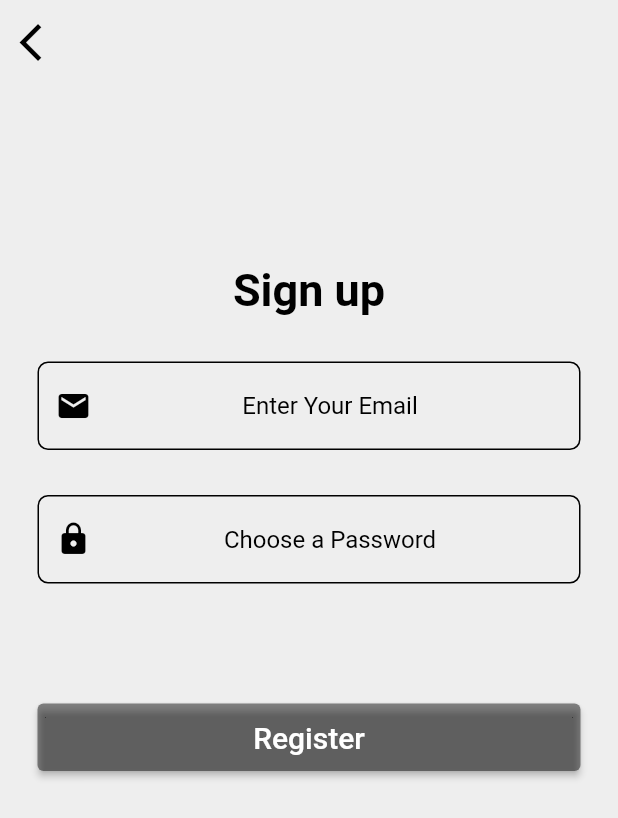
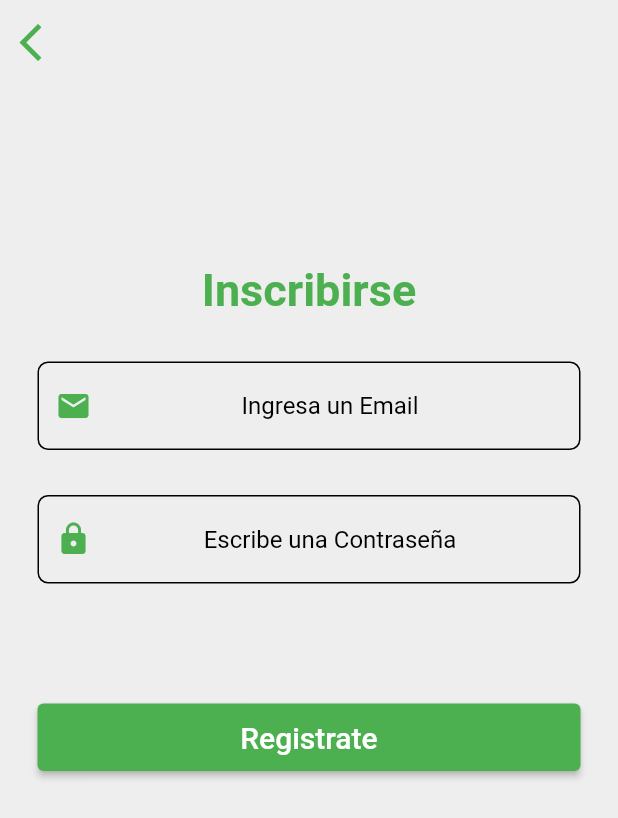
Before and after one commit to juank27/Agrsitore-Udec, a Flutter app: the SignupScreen screen opened directly, on a phone screen of 412 x 824 dp. Shown: the top 818 px of the screen. Run offline on Flutter 3.47's test engine with Material 2 defaults, Android fonts, the phone set to English and light mode, and no system bars; our stand-ins replace firebase_auth, firebase_core; accounts and stored records are empty.

Commit message:
modificaciones de color

```diff
--- a/agristore/lib/Component/button.dart
+++ b/agristore/lib/Component/button.dart
@@ -2,7 +2,7 @@ import 'package:flutter/material.dart';
 
 class LoginSignupButton extends StatelessWidget {
   final String title;
-  final dynamic  ontapp;
+  final dynamic ontapp;
 
   LoginSignupButton({required this.title, required this.ontapp});
 
@@ -13,8 +13,7 @@ class LoginSignupButton extends StatelessWidget {
       child: SizedBox(
         height: 45,
         child: ElevatedButton(
-          onPressed:
-            ontapp,
+          onPressed: ontapp,
           child: Padding(
             padding: const EdgeInsets.all(8.0),
             child: Text(
@@ -23,7 +22,7 @@ class LoginSignupButton extends StatelessWidget {
             ),
           ),
           style: ButtonStyle(
-            backgroundColor: MaterialStateProperty.all(Colors.black45),
+            backgroundColor: MaterialStateProperty.all(Colors.green),
           ),
         ),
       ),
--- a/agristore/lib/Screens/Login_Screen.dart
+++ b/agristore/lib/Screens/Login_Screen.dart
@@ -42,10 +42,10 @@ class _LoginScreenState extends State<LoginScreen> {
                           mainAxisAlignment: MainAxisAlignment.center,
                           children: [
                             Text(
-                              "Sign In",
+                              "Bienvenido a AgriStore",
                               style: TextStyle(
                                   fontSize: 50,
-                                  color: Colors.black,
+                                  color: Colors.green,
                                   fontWeight: FontWeight.bold),
                             ),
                             SizedBox(height: 30),
@@ -56,7 +56,7 @@ class _LoginScreenState extends State<LoginScreen> {
                               },
                               validator: (value) {
                                 if (value!.isEmpty) {
-                                  return "Please enter Email";
+                                  return "Porfavor ingresa el Email";
                                 }
                               },
                               textAlign: TextAlign.center,
@@ -64,7 +64,7 @@ class _LoginScreenState extends State<LoginScreen> {
                                 hintText: 'Email',
                                 prefixIcon: Icon(
                                   Icons.email,
-                                  color: Colors.black,
+                                  color: Colors.green,
                                 ),
                               ),
                             ),
@@ -73,7 +73,7 @@ class _LoginScreenState extends State<LoginScreen> {
                               obscureText: true,
                               validator: (value) {
                                 if (value!.isEmpty) {
-                                  return "Please enter Password";
+                                  return "Porfavor ingresa la Contraseña";
                                 }
                               },
                               onChanged: (value) {
@@ -84,12 +84,12 @@ class _LoginScreenState extends State<LoginScreen> {
                                   hintText: 'Password',
                                   prefixIcon: Icon(
                                     Icons.lock,
-                                    color: Colors.black,
+                                    color: Colors.green,
                                   )),
                             ),
                             SizedBox(height: 80),
                             LoginSignupButton(
-                              title: 'Login',
+                              title: 'Iniciar Sesión',
                               ontapp: () async {
                                 if (formkey.currentState!.validate()) {
                                   setState(() {
@@ -112,7 +112,7 @@ class _LoginScreenState extends State<LoginScreen> {
                                     showDialog(
                                       context: context,
                                       builder: (ctx) => AlertDialog(
-                                        title: Text("Ops! Login Failed"),
+                                        title: Text("Ops! Inicio Fallido"),
                                         content: Text('${e.message}'),
                                         actions: [
                                           TextButton(
@@ -144,7 +144,7 @@ class _LoginScreenState extends State<LoginScreen> {
                               child: Row(
                                 children: [
                                   Text(
-                                    "Don't have an Account ?",
+                                    "No tienes una cuenta ?",
                                     style: TextStyle(
                                         fontSize: 20, color: Colors.black87),
                                   ),
@@ -152,11 +152,11 @@ class _LoginScreenState extends State<LoginScreen> {
                                   Hero(
                                     tag: '1',
                                     child: Text(
-                                      'Sign up',
+                                      'Registrate',
                                       style: TextStyle(
                                           fontSize: 21,
                                           fontWeight: FontWeight.bold,
-                                          color: Colors.black),
+                                          color: Colors.green),
                                     ),
                                   )
                                 ],
--- a/agristore/lib/Screens/Register_Screen.dart
+++ b/agristore/lib/Screens/Register_Screen.dart
@@ -27,7 +27,7 @@ class _SignupScreenState extends State<SignupScreen> {
         leading: IconButton(
           icon: Icon(
             Icons.arrow_back_ios,
-            color: Colors.black,
+            color: Colors.green,
             size: 30,
           ),
           onPressed: () => Navigator.of(context).pop(),
@@ -56,10 +56,10 @@ class _SignupScreenState extends State<SignupScreen> {
                             Hero(
                               tag: '1',
                               child: Text(
-                                "Sign up",
+                                "Inscribirse",
                                 style: TextStyle(
                                     fontSize: 30,
-                                    color: Colors.black,
+                                    color: Colors.green,
                                     fontWeight: FontWeight.bold),
                               ),
                             ),
@@ -70,14 +70,14 @@ class _SignupScreenState extends State<SignupScreen> {
                                 email = value.toString().trim();
                               },
                               validator: (value) => (value!.isEmpty)
-                                  ? ' Please enter email'
+                                  ? ' Porfavor escribe un Email'
                                   : null,
                               textAlign: TextAlign.center,
                               decoration: kTextFieldDecoration.copyWith(
-                                hintText: 'Enter Your Email',
+                                hintText: 'Ingresa un Email',
                                 prefixIcon: Icon(
                                   Icons.email,
-                                  color: Colors.black,
+                                  color: Colors.green,
                                 ),
                               ),
                             ),
@@ -86,7 +86,7 @@ class _SignupScreenState extends State<SignupScreen> {
                               obscureText: true,
                               validator: (value) {
                                 if (value!.isEmpty) {
-                                  return "Please enter Password";
+                                  return "Porfavor escribe una Contraseña";
                                 }
                               },
                               onChanged: (value) {
@@ -94,15 +94,15 @@ class _SignupScreenState extends State<SignupScreen> {
                               },
                               textAlign: TextAlign.center,
                               decoration: kTextFieldDecoration.copyWith(
-                                  hintText: 'Choose a Password',
+                                  hintText: 'Escribe una Contraseña',
                                   prefixIcon: Icon(
                                     Icons.lock,
-                                    color: Colors.black,
+                                    color: Colors.green,
                                   )),
                             ),
                             SizedBox(height: 80),
                             LoginSignupButton(
-                              title: 'Register',
+                              title: 'Registrate',
                               ontapp: () async {
                                 if (formkey.currentState!.validate()) {
                                   setState(() {
@@ -118,7 +118,7 @@ class _SignupScreenState extends State<SignupScreen> {
                                         content: Padding(
                                           padding: const EdgeInsets.all(8.0),
                                           child: Text(
-                                              'Sucessfully Register.You Can Login Now'),
+                                              'Regístrado correctamente. Puede iniciar sesión ahora'),
                                         ),
                                         duration: Duration(seconds: 5),
                                       ),
@@ -132,8 +132,7 @@ class _SignupScreenState extends State<SignupScreen> {
                                     showDialog(
                                       context: context,
                                       builder: (ctx) => AlertDialog(
-                                        title:
-                                            Text(' Ops! Registration Failed'),
+                                        title: Text(' Ops! Registro Fallido'),
                                         content: Text('${e.message}'),
                                         actions: [
                                           TextButton(
```
Also changed, not shown: agristore/lib/Screens/Home_Screen.dart (+12 -2 lines).
